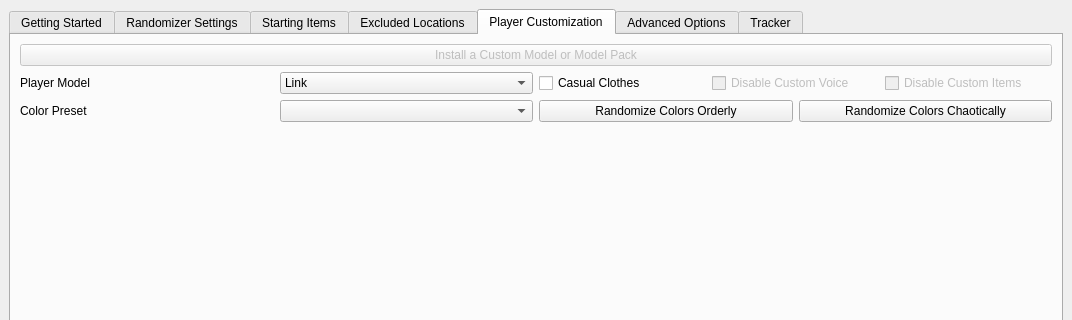
This is gui/desktop/mainwindow.ui in SuperDude88/TWWHD-Randomizer as Qt 5 draws it before an edit; both pictures show x 0 to 1072 and y 0 to 320 of the 1072 by 822 pixel window. The edited form follows.
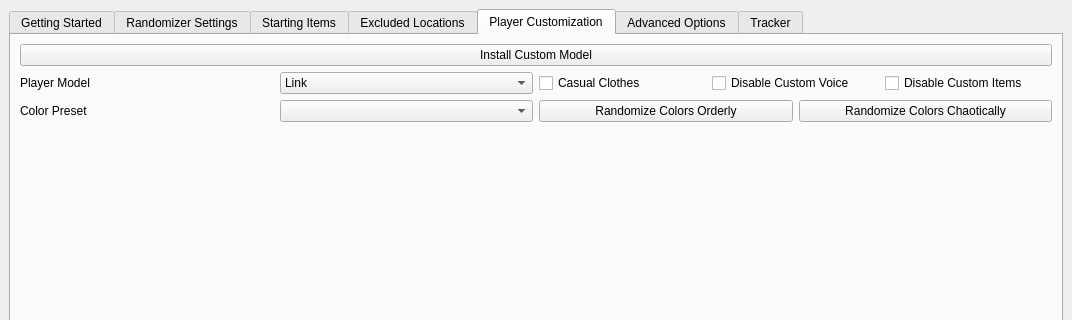
This is the edited form. The open tabs and pages were chosen to show the change.

Commit message: custom models experimental

Patch:
```diff
--- a/gui/desktop/mainwindow.ui
+++ b/gui/desktop/mainwindow.ui
@@ -1532,6 +1532,13 @@
             <string>Player Customization</string>
            </attribute>
            <layout class="QVBoxLayout" name="verticalLayout_3">
+            <item>
+             <widget class="QPushButton" name="install_custom_model">
+              <property name="text">
+               <string>Install Custom Model</string>
+              </property>
+             </widget>
+            </item>
             <item>
              <layout class="QGridLayout" name="gridLayout_5">
               <item row="2" column="0">
@@ -1611,7 +1618,7 @@
                 <item>
                  <widget class="QCheckBox" name="disable_custom_player_voice">
                   <property name="enabled">
-                   <bool>false</bool>
+                   <bool>true</bool>
                   </property>
                   <property name="text">
                    <string>Disable Custom Voice</string>
@@ -1621,7 +1628,7 @@
                 <item>
                  <widget class="QCheckBox" name="disable_custom_player_items">
                   <property name="enabled">
-                   <bool>false</bool>
+                   <bool>true</bool>
                   </property>
                   <property name="text">
                    <string>Disable Custom Items</string>
@@ -1630,16 +1637,6 @@
                 </item>
                </layout>
               </item>
-              <item row="0" column="0" colspan="2">
-               <widget class="QPushButton" name="install_custom_model">
-                <property name="enabled">
-                 <bool>false</bool>
-                </property>
-                <property name="text">
-                 <string>Install a Custom Model or Model Pack</string>
-                </property>
-               </widget>
-              </item>
              </layout>
             </item>
             <item>
```
Left out of the diff: 56 changed lines with no effect on the pictures. The commit also changes 36 other files.
